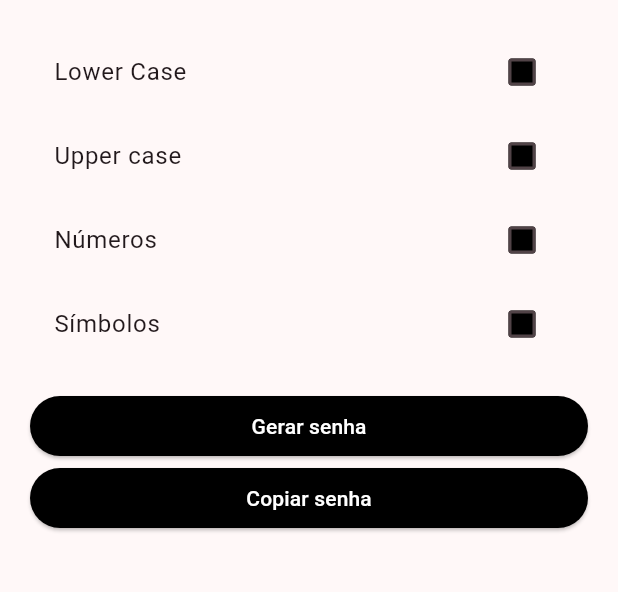
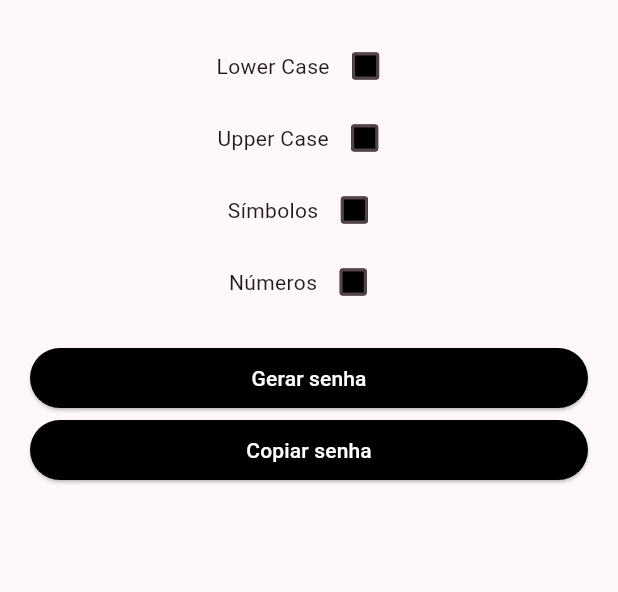
Before and after one commit to Moura14/generator_password-flutter, a Flutter app: the screen it shows after launch, after a tap on "Copiar senha", on a phone screen of 412 x 824 dp, the part 84-676 px from its top. Run offline on Flutter 3.47's test engine with Material 2 defaults, Android fonts, the phone set to English and light mode, and no system bars; missing offline and left inert: clipboard, random_password_generator.

```diff
--- a/lib/screens/check_box_list.dart
+++ b/lib/screens/check_box_list.dart
@@ -1,26 +1,17 @@
 import 'package:flutter/material.dart';
 
-class CheckBoxList extends StatefulWidget {
-  const CheckBoxList(this.title, this.value, {super.key});
+class CheckBox extends StatelessWidget {
+  const CheckBox(this.title, this.onTap, this.value, {super.key});
 
   final String title;
   final bool value;
+  final ValueChanged onTap;
 
   @override
-  State<CheckBoxList> createState() => _CheckBoxListState();
-}
-
-class _CheckBoxListState extends State<CheckBoxList> {
-  bool _isSelected = false;
-  @override
   Widget build(BuildContext context) {
-    return CheckboxListTile(
-        value: _isSelected,
-        title: Text(widget.title),
-        onChanged: (bool? value) {
-          setState(() {
-            _isSelected = value!;
-          });
-        });
+    return Row(
+      mainAxisAlignment: MainAxisAlignment.center,
+      children: [Text(title), Checkbox(value: value, onChanged: onTap)],
+    );
   }
 }
--- a/lib/screens/home_screens.dart
+++ b/lib/screens/home_screens.dart
@@ -13,10 +13,10 @@ class HomeScreens extends StatefulWidget {
 class _HomeScreensState extends State<HomeScreens> {
   final password = RandomPasswordGenerator();
   String newPassoword = '';
-  final bool _isWithLetters = false;
-  final bool _isWithUppercase = false;
-  final bool _isWithNumbers = false;
-  final bool _isWithSpecial = false;
+  bool _isWithLetters = false;
+  bool _isWithUppercase = false;
+  bool _isWithNumbers = false;
+  bool _isWithSpecial = false;
 
   @override
   Widget build(BuildContext context) {
@@ -34,10 +34,22 @@ class _HomeScreensState extends State<HomeScreens> {
               padding: const EdgeInsets.all(20),
               child: Column(
                 children: [
-                  CheckBoxList('Lower Case', _isWithLetters),
-                  CheckBoxList('Upper case', _isWithUppercase),
-                  CheckBoxList('Números', _isWithNumbers),
-                  CheckBoxList('Símbolos', _isWithSpecial),
+                  CheckBox('Lower Case', (value) {
+                    _isWithLetters = value;
+                    setState(() {});
+                  }, _isWithLetters),
+                  CheckBox('Upper Case', (value) {
+                    _isWithUppercase = value;
+                    setState(() {});
+                  }, _isWithUppercase),
+                  CheckBox('Símbolos', (value) {
+                    _isWithSpecial = value;
+                    setState(() {});
+                  }, _isWithSpecial),
+                  CheckBox('Números', (value) {
+                    _isWithNumbers = value;
+                    setState(() {});
+                  }, _isWithNumbers),
                   const SizedBox(
                     height: 16,
                   ),
@@ -65,8 +77,15 @@ class _HomeScreensState extends State<HomeScreens> {
                           style: ElevatedButton.styleFrom(
                               backgroundColor: Colors.black),
                           onPressed: () {
-                            FlutterClipboard.copy(newPassoword)
-                                .then((value) => print('Copiado'));
+                            FlutterClipboard.copy(newPassoword).then((value) =>
+                                const AlertDialog(
+                                  title: Text('Senha copiada com sucesso!!'),
+                                  content: SingleChildScrollView(
+                                    child: ListBody(
+                                      children: [Text('data'), Text('data')],
+                                    ),
+                                  ),
+                                ));
                           },
                           child: const Text(
                             'Copiar senha',
```
